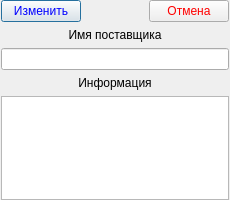
First picture: the form in ui/change_material_provider.ui, repository Meller008/CRM-Avi, before the edit.
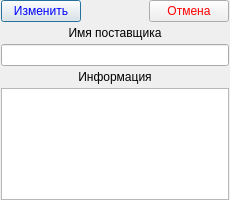
Second picture: the form after the edit.

Patch:
```diff
--- a/ui/change_material_provider.ui
+++ b/ui/change_material_provider.ui
@@ -26,6 +26,9 @@
    <property name="bottomMargin">
     <number>0</number>
    </property>
+   <property name="spacing">
+    <number>4</number>
+   </property>
    <item row="0" column="0">
     <widget class="QPushButton" name="pb_change">
      <property name="styleSheet">
```
